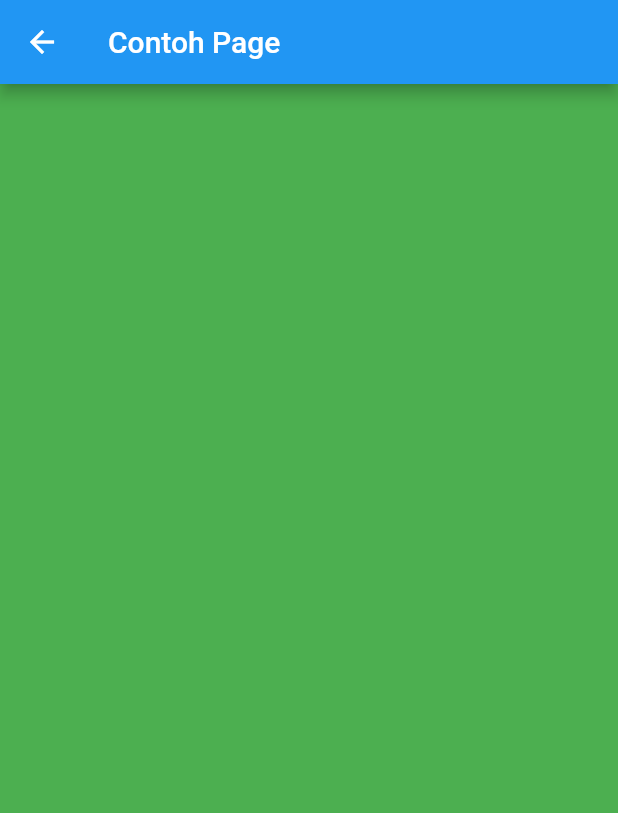
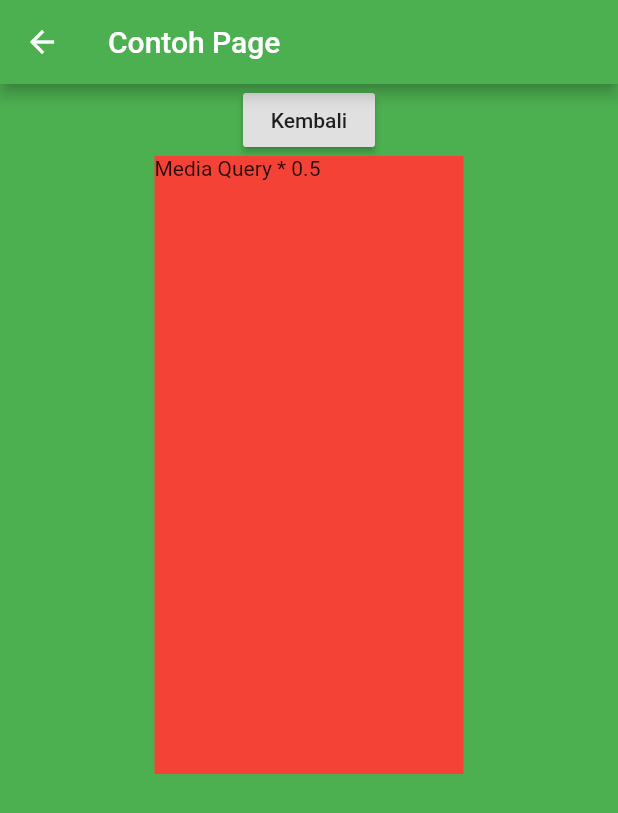
Before and after one commit to nurilmuslichin16/flutter_demo, a Flutter app: the ContohPage screen opened directly, on a phone screen of 412 x 824 dp. Shown: the top 813 px of the screen. Run offline on Flutter 3.47's test engine with Material 2 defaults, Android fonts, the phone set to English and light mode, and no system bars; network calls fail.

```diff
--- a/lib/ContohPage.dart
+++ b/lib/ContohPage.dart
@@ -6,9 +6,31 @@ class ContohPage extends StatelessWidget {
     return Scaffold(
       backgroundColor: Colors.green,
       appBar: AppBar(
+        backgroundColor: Colors.green,
         title: Text("Contoh Page"),
       ),
-      body: Container(),
+      body: Container(
+        child: Column(
+          children: [
+            Center(
+              child: RaisedButton(
+                  child: Text("Kembali"),
+                  onPressed: () {
+                    // Navigator.push(context, MaterialPageRoute(builder: (context) {
+                    //   return MainPage();
+                    // }));
+                    Navigator.pop(context);
+                  }),
+            ),
+            Container(
+              width: MediaQuery.of(context).size.width * 0.5,
+              height: MediaQuery.of(context).size.height * 0.5,
+              color: Colors.red,
+              child: Text("Media Query * 0.5"),
+            )
+          ],
+        ),
+      ),
     );
   }
 }
--- a/lib/MainPage.dart
+++ b/lib/MainPage.dart
@@ -1,4 +1,4 @@
-import 'package:aplikasi_demo/ContohPage.dart';
+import 'package:aplikasi_demo/LoginPage.dart';
 import 'package:flutter/material.dart';
 
 class MainPage extends StatefulWidget {
@@ -119,8 +119,9 @@ class _MainPageState extends State<MainPage> {
                                   onPressed: () {
                                     Navigator.push(context,
                                         MaterialPageRoute(builder: (context) {
-                                      return ContohPage();
+                                      return LoginPage();
                                     }));
+                                    // Navigator.pop(context);
                                   }),
                             ),
                           )
--- a/lib/main.dart
+++ b/lib/main.dart
@@ -1,4 +1,4 @@
-import 'package:aplikasi_demo/LoginPage.dart';
+import 'package:aplikasi_demo/MainPage.dart';
 import 'package:flutter/material.dart';
 
 void main() {
@@ -8,6 +8,6 @@ void main() {
 class MyApp extends StatelessWidget {
   @override
   Widget build(BuildContext context) {
-    return MaterialApp(debugShowCheckedModeBanner: false, home: LoginPage());
+    return MaterialApp(debugShowCheckedModeBanner: false, home: MainPage());
   }
 }
```
Also changed, not shown: lib/LoginPage.dart (+7 -2 lines), 1 other file.
